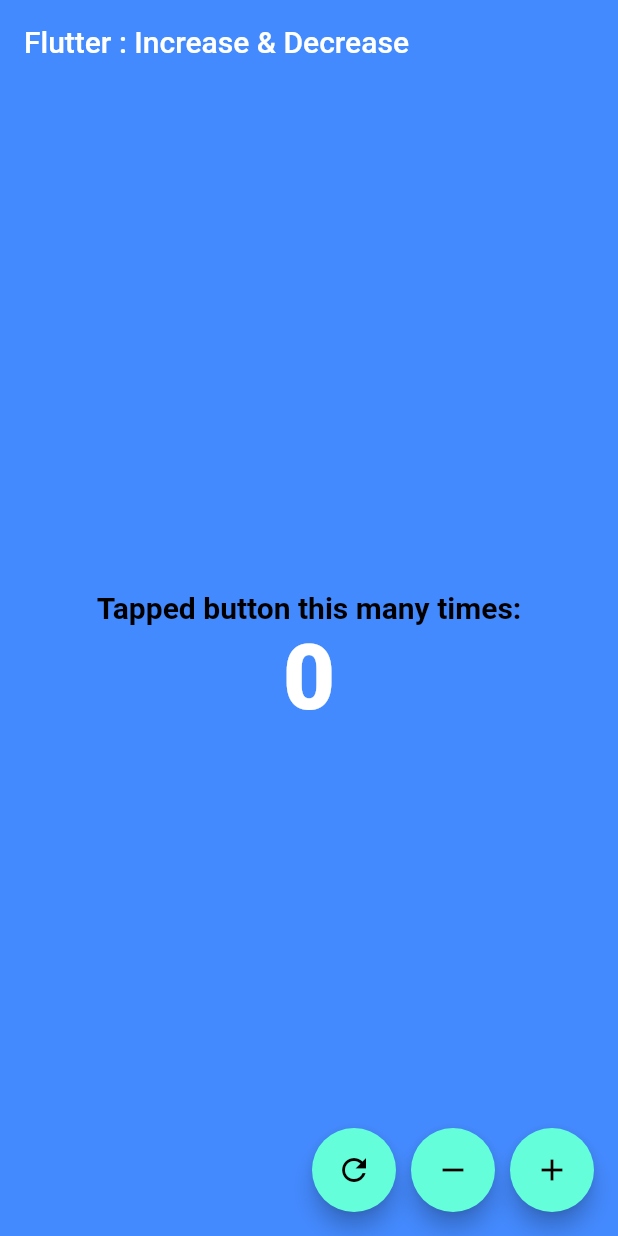
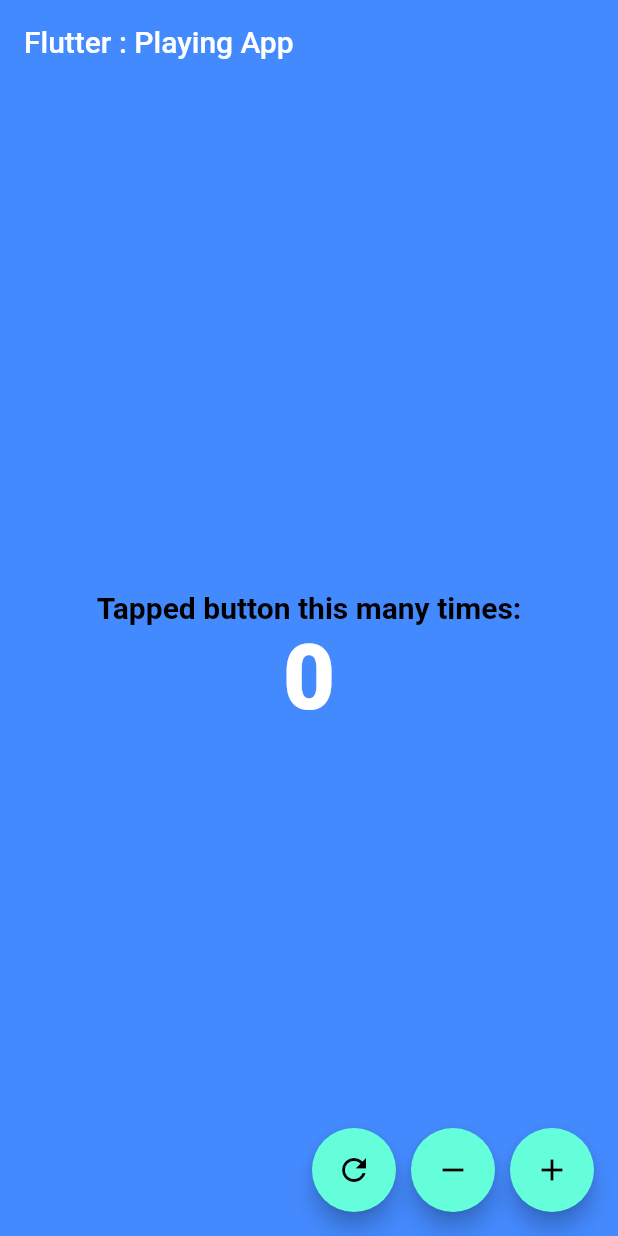
Before and after one commit to iamhemantgauhai/Playing-App-With-Flutter, a Flutter app: the screen it shows after launch, on a phone screen of 412 x 824 dp. Run offline on Flutter 3.47's test engine with Material 2 defaults, Android fonts, the light colour scheme and no system bars.

Commit message:
few changes

```diff
--- a/lib/main.dart
+++ b/lib/main.dart
@@ -20,7 +20,7 @@ class MyApp extends StatelessWidget {
           ),
         ),
       ),
-      home: const HomeView(title: 'Flutter : Increase & Decrease'),
+      home: const HomeView(title: 'Flutter : Playing App'),
     );
   }
 }
```
